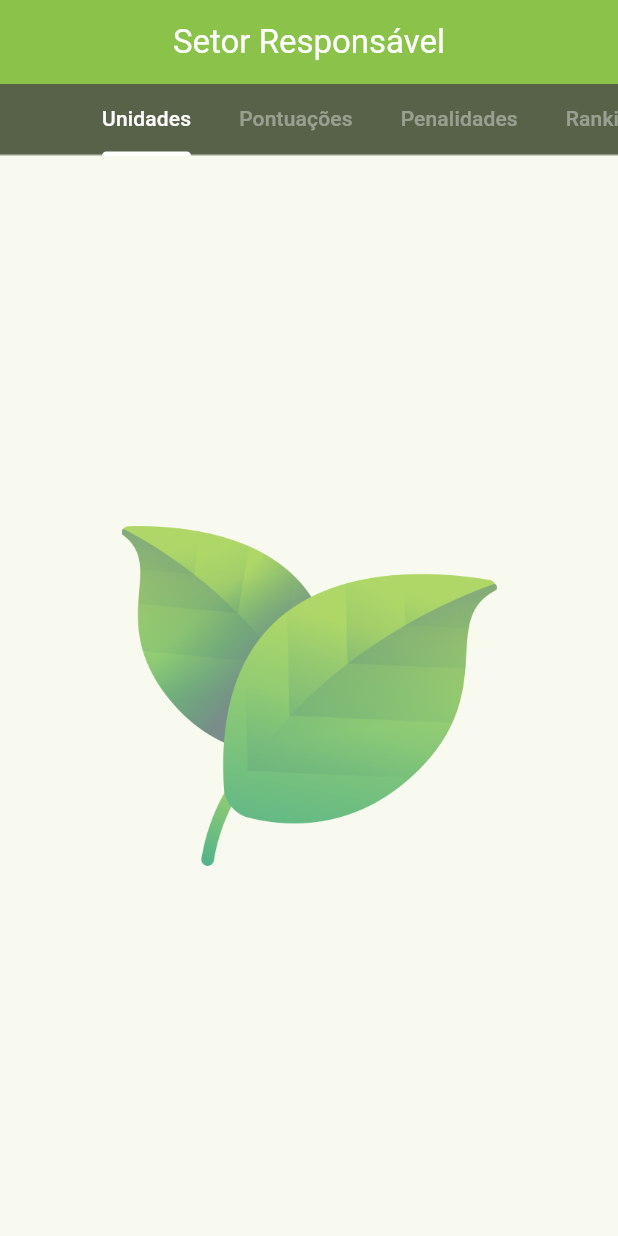
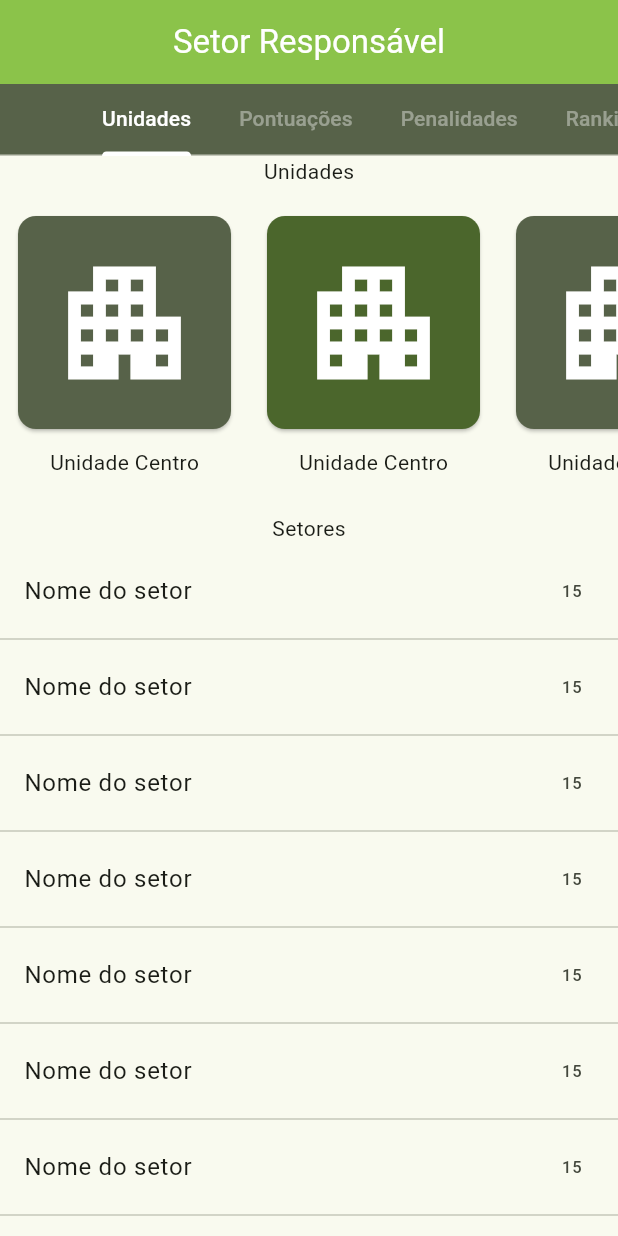
Before and after one commit to PedroHenriqueDevBR/setor-responsavel, a Flutter app: the screen it shows after launch, on a phone screen of 412 x 824 dp. Run offline on Flutter 3.47's test engine with Material 2 defaults, Android fonts, the light colour scheme and no system bars.

Commit message:
feat: created pages

```diff
--- a/frontend/lib/src/modules/home/pages/home_page.dart
+++ b/frontend/lib/src/modules/home/pages/home_page.dart
@@ -1,6 +1,6 @@
 import 'package:flutter/gestures.dart';
 import 'package:flutter/material.dart';
-import 'package:frontend/src/modules/home/widgets/presentation_page.dart';
+import 'package:frontend/src/modules/sectors/pages/sectors_page.dart';
 
 class HomePage extends StatefulWidget {
   const HomePage({Key? key}) : super(key: key);
@@ -49,7 +49,7 @@ class _HomePageState extends State<HomePage> {
         body: const TabBarView(
           dragStartBehavior: DragStartBehavior.down,
           children: [
-            PresentationPage(),
+            SectorsPage(),
             Icon(Icons.directions_transit),
             Icon(Icons.directions_bike),
             Icon(Icons.directions_bike),
--- /dev/null
+++ b/frontend/lib/src/modules/sectors/pages/sectors_page.dart
@@ -0,0 +1,24 @@
+import 'package:flutter/material.dart';
+import 'package:frontend/src/modules/sectors/widgets/sector_list_widget.dart';
+import 'package:frontend/src/modules/sectors/widgets/unity_list_widget.dart';
+
+class SectorsPage extends StatelessWidget {
+  const SectorsPage({Key? key}) : super(key: key);
+
+  @override
+  Widget build(BuildContext context) {
+    return const SingleChildScrollView(
+      child: Column(
+        children: [
+          Text('Unidades'),
+          SizedBox(height: 8),
+          UnityListWidget(),
+          SizedBox(height: 16),
+          Text('Setores'),
+          SizedBox(height: 8),
+          SectorsListWidget(),
+        ],
+      ),
+    );
+  }
+}
--- /dev/null
+++ b/frontend/lib/src/modules/sectors/widgets/sector_list_widget.dart
@@ -0,0 +1,21 @@
+import 'package:flutter/material.dart';
+
+class SectorsListWidget extends StatelessWidget {
+  const SectorsListWidget({Key? key}) : super(key: key);
+
+  @override
+  Widget build(BuildContext context) {
+    final colorScheme = Theme.of(context).colorScheme;
+    return ListView.separated(
+      physics: const NeverScrollableScrollPhysics(),
+      shrinkWrap: true,
+      itemCount: 16,
+      separatorBuilder: (_, __) => const Divider(),
+      itemBuilder: (context, index) => const ListTile(
+        visualDensity: VisualDensity.compact,
+        title: Text('Nome do setor'),
+        trailing: Text('15'),
+      ),
+    );
+  }
+}
--- /dev/null
+++ b/frontend/lib/src/modules/sectors/widgets/unity_list_widget.dart
@@ -0,0 +1,22 @@
+import 'package:flutter/material.dart';
+import 'package:frontend/src/modules/sectors/widgets/unity_widget.dart';
+
+class UnityListWidget extends StatelessWidget {
+  const UnityListWidget({Key? key}) : super(key: key);
+
+  @override
+  Widget build(BuildContext context) {
+    return const SingleChildScrollView(
+      scrollDirection: Axis.horizontal,
+      child: Row(
+        children: [
+          UnityWidget(),
+          UnityWidget(selected: true),
+          UnityWidget(),
+          UnityWidget(),
+          UnityWidget(),
+        ],
+      ),
+    );
+  }
+}
--- /dev/null
+++ b/frontend/lib/src/modules/sectors/widgets/unity_widget.dart
@@ -0,0 +1,32 @@
+import 'package:flutter/material.dart';
+
+class UnityWidget extends StatelessWidget {
+  final bool selected;
+  const UnityWidget({Key? key, this.selected = false}) : super(key: key);
+
+  @override
+  Widget build(BuildContext context) {
+    final colorScheme = Theme.of(context).colorScheme;
+    return Container(
+      margin: const EdgeInsets.all(8),
+      child: Column(
+        children: [
+          SizedBox(
+            width: 150,
+            height: 150,
+            child: Card(
+              color: selected ? colorScheme.primary : colorScheme.secondary,
+              child: Icon(
+                Icons.apartment_outlined,
+                color: colorScheme.onPrimary,
+                size: 100,
+              ),
+            ),
+          ),
+          const SizedBox(height: 8),
+          const Text('Unidade Centro'),
+        ],
+      ),
+    );
+  }
+}
```
